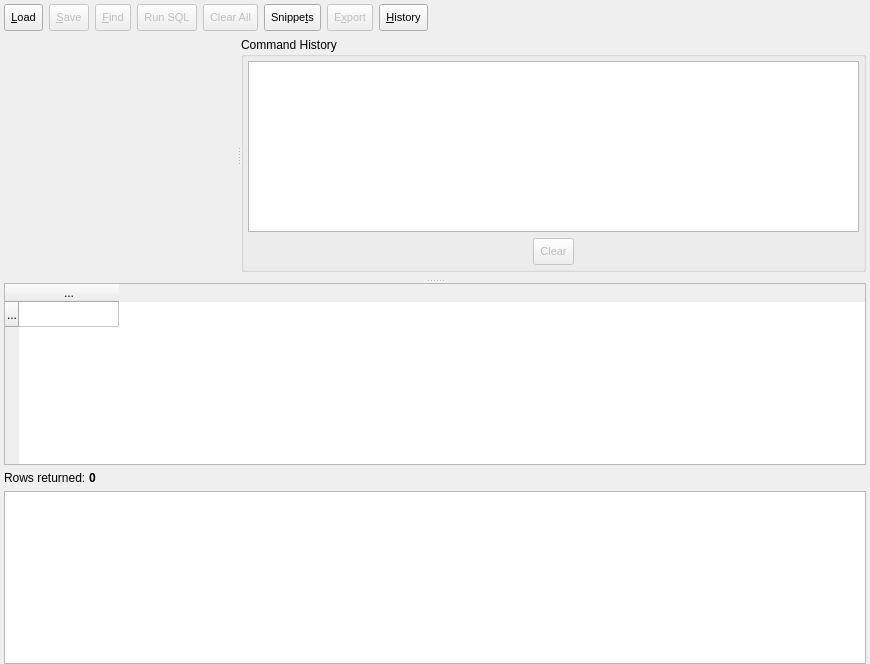
Before: the Qt Designer form libpgmodeler_ui/ui/sqlexecutionwidget.ui in pgmodeler/pgmodeler, drawn with Qt 5.
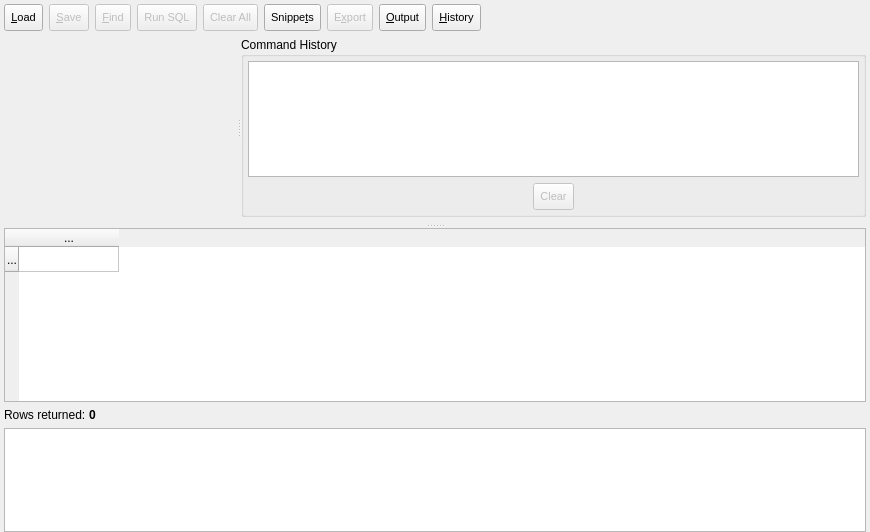
After: the same form once the commit is applied. Icons and pictures are not drawn.

Commit message: Added a toggle button in SQL Execution to show/hide the output pane.

```diff
--- a/libpgmodeler_ui/ui/sqlexecutionwidget.ui
+++ b/libpgmodeler_ui/ui/sqlexecutionwidget.ui
@@ -7,7 +7,7 @@
     <x>0</x>
     <y>0</y>
     <width>870</width>
-    <height>664</height>
+    <height>532</height>
    </rect>
   </property>
   <property name="windowTitle">
@@ -366,6 +366,52 @@
            </property>
           </widget>
          </item>
+         <item>
+          <widget class="QToolButton" name="output_tb">
+           <property name="enabled">
+            <bool>true</bool>
+           </property>
+           <property name="minimumSize">
+            <size>
+             <width>0</width>
+             <height>27</height>
+            </size>
+           </property>
+           <property name="font">
+            <font>
+             <pointsize>8</pointsize>
+            </font>
+           </property>
+           <property name="toolTip">
+            <string>Toggles the output pane</string>
+           </property>
+           <property name="text">
+            <string>&amp;Output</string>
+           </property>
+           <property name="icon">
+            <iconset resource="../res/resources.qrc">
+             <normaloff>:/icones/icones/outputpane.png</normaloff>:/icones/icones/outputpane.png</iconset>
+           </property>
+           <property name="iconSize">
+            <size>
+             <width>20</width>
+             <height>20</height>
+            </size>
+           </property>
+           <property name="shortcut">
+            <string>Alt+O</string>
+           </property>
+           <property name="checkable">
+            <bool>true</bool>
+           </property>
+           <property name="checked">
+            <bool>false</bool>
+           </property>
+           <property name="toolButtonStyle">
+            <enum>Qt::ToolButtonTextBesideIcon</enum>
+           </property>
+          </widget>
+         </item>
          <item>
           <widget class="QToolButton" name="history_tb">
            <property name="enabled">
@@ -617,7 +663,25 @@
        <property name="spacing">
         <number>0</number>
        </property>
-       <item row="0" column="0" colspan="2">
+       <item row="0" column="0" rowspan="2">
+        <widget class="QWidget" name="output_wgt" native="true">
+         <layout class="QVBoxLayout" name="verticalLayout">
+          <property name="spacing">
+           <number>0</number>
+          </property>
+          <property name="leftMargin">
+           <number>0</number>
+          </property>
+          <property name="topMargin">
+           <number>0</number>
+          </property>
+          <property name="rightMargin">
+           <number>0</number>
+          </property>
+          <property name="bottomMargin">
+           <number>0</number>
+          </property>
+          <item>
         <widget class="QWidget" name="results_parent" native="true">
          <property name="minimumSize">
           <size>
@@ -711,7 +775,7 @@
          </layout>
         </widget>
        </item>
-       <item row="1" column="0" rowspan="2" colspan="2">
+          <item>
         <widget class="QListWidget" name="msgoutput_lst">
          <property name="font">
           <font>
@@ -742,6 +806,9 @@
          <property name="spacing">
           <number>2</number>
          </property>
+           </widget>
+          </item>
+         </layout>
         </widget>
        </item>
       </layout>
```
Left out of the diff: 58 changed lines with no effect on the pictures. Lines whose indentation alone changed are shown as unchanged. The commit also changes 5 other files.
